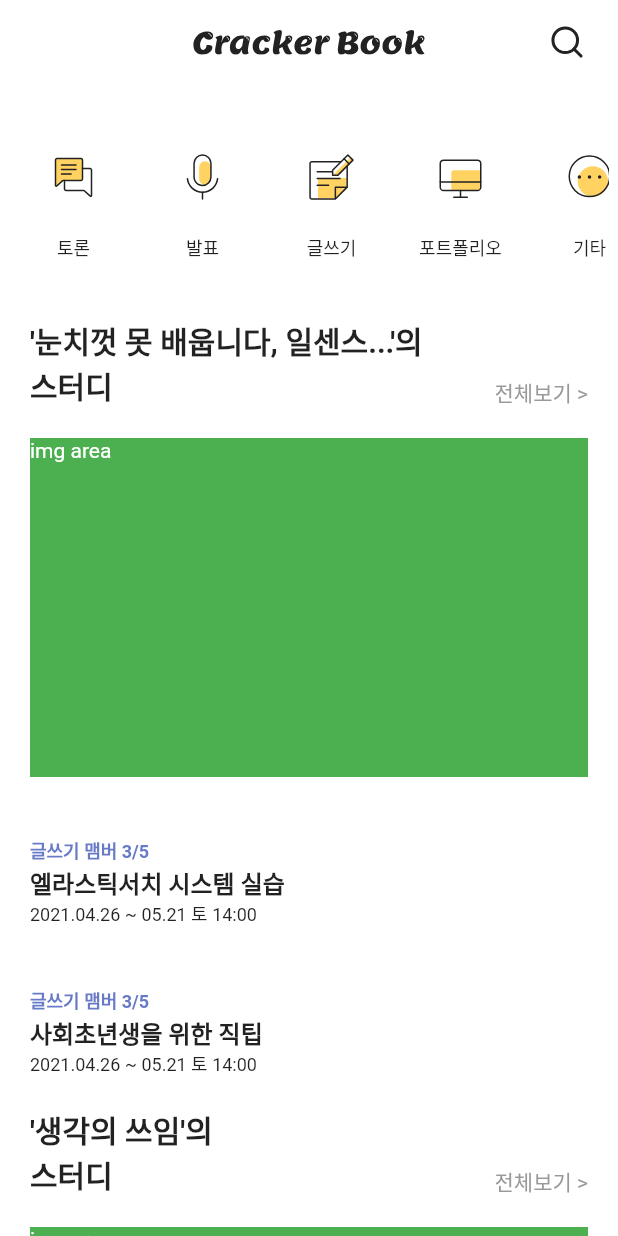
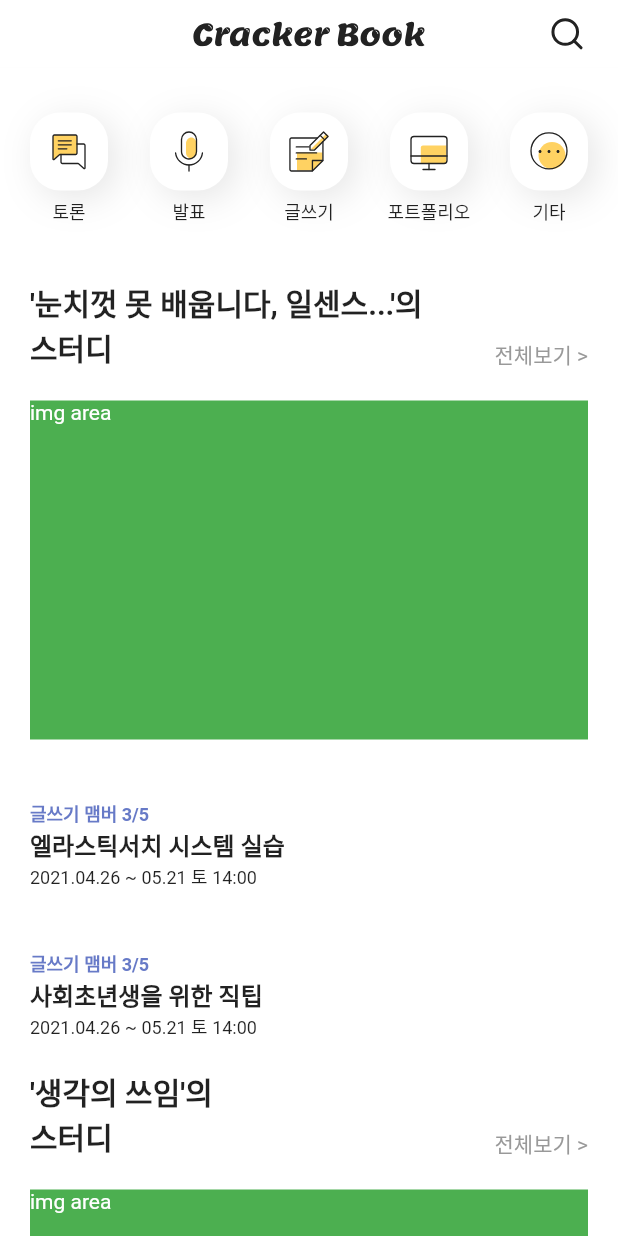
Before and after one commit to SeongYongLee/cracker_book_flutter, a Flutter app: the screen it shows after launch, on a phone screen of 412 x 824 dp. Run offline on Flutter 3.47's test engine with Material 2 defaults, Android fonts, the phone set to English and light mode, and no system bars; our stand-ins replace flutter_svg.

Commit message:
StudyKindComponent 분리

```diff
--- a/lib/component/common/AppBarComponent.dart
+++ b/lib/component/common/AppBarComponent.dart
@@ -4,7 +4,7 @@ import 'package:flutter_svg/flutter_svg.dart';
 class AppBarComponent extends StatelessWidget implements PreferredSizeWidget{
   @override
   // TODO: implement preferredSize
-  Size get preferredSize => const Size.fromHeight(70);
+  Size get preferredSize => const Size.fromHeight(45);
 
   @override
   Widget build(BuildContext context) {
--- /dev/null
+++ b/lib/component/main/StudyKindComponent.dart
@@ -0,0 +1,55 @@
+import 'package:flutter/material.dart';
+import 'package:flutter_svg/svg.dart';
+
+import 'package:cracker_book_flutter/model/StudyKind.dart';
+
+class StudyKindComponent extends StatelessWidget {
+  final studyKindList = [
+    StudyKind('토론', 'assets/main/chats.svg'),
+    StudyKind('발표', 'assets/main/microphone.svg'),
+    StudyKind('글쓰기', 'assets/main/note.svg'),
+    StudyKind('포트폴리오', 'assets/main/desktop.svg'),
+    StudyKind('기타', 'assets/main/etc.svg'),
+  ];
+
+  @override
+  Widget build(BuildContext context) {
+    return Container(
+        margin: EdgeInsets.only(left: 6, right: 6, top: 10, bottom: 10),
+        height: 100,
+        child: ListView.builder(
+            scrollDirection: Axis.horizontal,
+            itemCount: studyKindList.length,
+            itemBuilder: (BuildContext context, int index) {
+              return Column(
+                children: [
+                  Container(
+                    height: 52,
+                    width: 52,
+                    margin: EdgeInsets.only(
+                        left: 14, right: 14, top: 20, bottom: 5),
+                    padding: EdgeInsets.all(10.0),
+                    decoration: BoxDecoration(
+                      color: Colors.white,
+                      borderRadius: BorderRadius.all(Radius.circular(20)),
+                      boxShadow: [
+                        BoxShadow(
+                            color: Colors.black.withOpacity(0.1),
+                            spreadRadius: 0,
+                            blurRadius: 20,
+                            offset: Offset(5, 5)),
+                      ],
+                    ),
+                    child: SvgPicture.asset('${studyKindList[index].src}'),
+                  ),
+                  Center(
+                    child: Text(studyKindList[index].title,
+                        textAlign: TextAlign.center,
+                        style: TextStyle(
+                            fontSize: 12, fontWeight: FontWeight.normal)),
+                  )
+                ],
+              );
+            }));
+  }
+}
--- a/lib/main.dart
+++ b/lib/main.dart
@@ -2,8 +2,8 @@ import 'package:flutter/material.dart';
 import 'package:flutter_svg/flutter_svg.dart';
 
 import 'component/common/AppBarComponent.dart';
+import 'component/main/StudyKindComponent.dart';
 import 'model/Study.dart';
-import 'model/StudyKind.dart';
 
 void main() {
   runApp(MyApp());
@@ -42,14 +42,6 @@ class MyHomePage extends StatefulWidget {
 }
 
 class _MyHomePageState extends State<MyHomePage> {
-  final kindList = [
-    StudyKind('토론', 'assets/main/chats.svg'),
-    StudyKind('발표', 'assets/main/microphone.svg'),
-    StudyKind('글쓰기', 'assets/main/note.svg'),
-    StudyKind('포트폴리오', 'assets/main/desktop.svg'),
-    StudyKind('기타', 'assets/main/etc.svg'),
-  ];
-
   final studyList = [
     Study('눈치껏 못 배웁니다, 일센스...'),
     Study('생각의 쓰임'),
@@ -66,36 +58,7 @@ class _MyHomePageState extends State<MyHomePage> {
           physics: ScrollPhysics(),
           child: Column(
             children: [
-              Container(
-                  margin:
-                      EdgeInsets.only(left: 6, right: 6, top: 10, bottom: 10),
-                  height: 100,
-                  child: ListView.builder(
-                      // 스크롤 방향 설정. 수평적으로 스크롤되도록 설정
-                      scrollDirection: Axis.horizontal,
-                      itemCount: kindList.length,
-                      itemBuilder: (BuildContext context, int index) {
-                        return Column(
-                          crossAxisAlignment: CrossAxisAlignment.start,
-                          children: <Widget>[
-                            Container(
-                              width: 70,
-                              margin: EdgeInsets.only(
-                                  left: 8, right: 8, top: 20, bottom: 20),
-                              child: SvgPicture.asset('${kindList[index].src}'),
-                            ),
-                            Container(
-                              width: 70,
-                              margin: EdgeInsets.only(left: 8, right: 8),
-                              child: Text(kindList[index].title,
-                                  textAlign: TextAlign.center,
-                                  style: TextStyle(
-                                      fontSize: 12,
-                                      fontWeight: FontWeight.normal)),
-                            )
-                          ],
-                        );
-                      })),
+              StudyKindComponent(),
               Container(
                 margin:
                     EdgeInsets.only(left: 20, right: 20, top: 22, bottom: 10),
```
